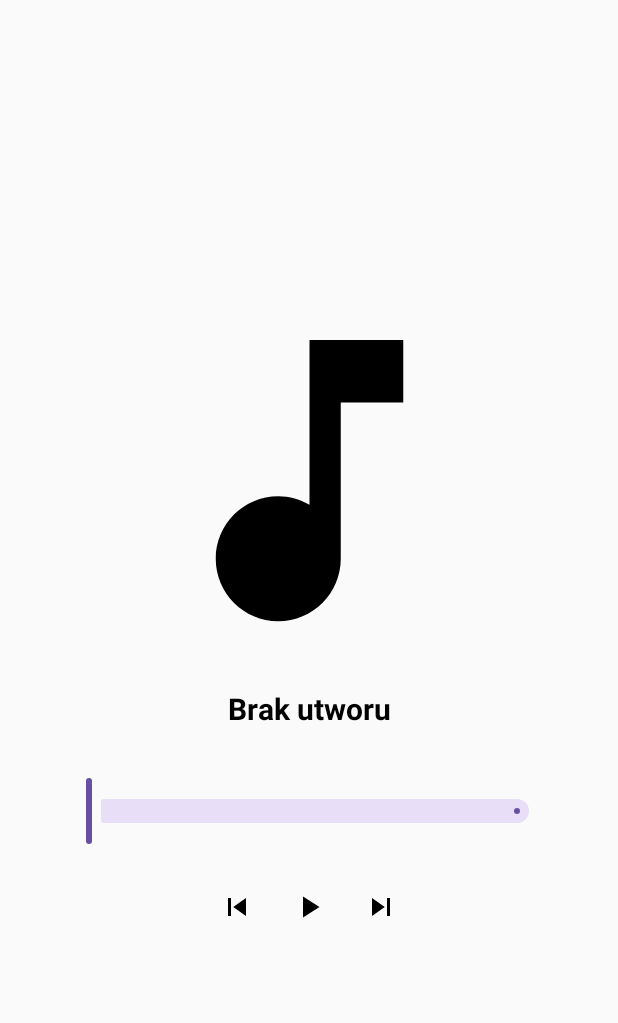
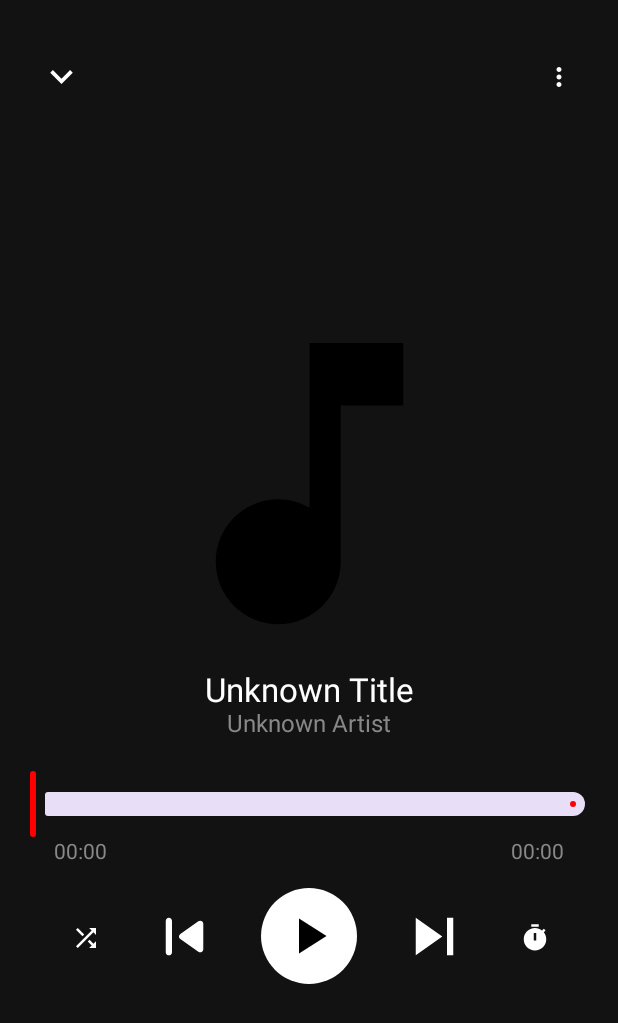
Before and after one commit to mitahezyf/MusicPlayer, an Android app built with Jetpack Compose: the PlayerScreen screen opened through its navigation route, on a phone screen of 412 x 824 dp. Shown: the top 1023 px of the screen. Run offline under Robolectric (Android 15) with nearby library versions, the phone set to English and light mode, and no system bars.

Commit message:
dodanie nazwy utworu do danych w aplikacji, w PlayerScreenw wyswietla sie tylko nazwa utworu nie nazwa calego pliku, dziala mieszanie, przeliczanie z ms na normalne minuty w formacie mm:ss

```diff
--- a/app/src/main/java/com/example/musicplayer/MusicFile.kt
+++ b/app/src/main/java/com/example/musicplayer/MusicFile.kt
@@ -3,7 +3,9 @@ package com.example.musicplayer
 data class MusicFile(
     val id: Long,
     val filePath: String,
+    val title: String,
     val fileName: String,
     val album: String?,
-    val artist: String?
+    val artist: String?,
+    val duration: Long
 )
--- a/app/src/main/java/com/example/musicplayer/MusicNavigation.kt
+++ b/app/src/main/java/com/example/musicplayer/MusicNavigation.kt
@@ -3,6 +3,8 @@ package com.example.musicplayer
 import androidx.compose.runtime.Composable
 import androidx.navigation.compose.NavHost
 import androidx.navigation.compose.composable
+import com.example.musicplayer.PlayerScreen
+
 
 
 @Composable
--- a/app/src/main/java/com/example/musicplayer/MusicScanner.kt
+++ b/app/src/main/java/com/example/musicplayer/MusicScanner.kt
@@ -9,6 +9,7 @@ import android.media.MediaMetadataRetriever
 
 class MusicScanner(private val context: Context) {
 
+    // Funkcja zwracająca listę plików muzycznych
     fun getMusicFiles(): List<MusicFile> {
         val musicFiles = mutableListOf<MusicFile>()
 
@@ -16,6 +17,7 @@ class MusicScanner(private val context: Context) {
         val projection = arrayOf(
             MediaStore.Audio.Media._ID,
             MediaStore.Audio.Media.DATA,
+            MediaStore.Audio.Media.TITLE,
             MediaStore.Audio.Media.DISPLAY_NAME,
             MediaStore.Audio.Media.ALBUM,
             MediaStore.Audio.Media.ARTIST
@@ -32,6 +34,7 @@ class MusicScanner(private val context: Context) {
         cursor?.use {
             val idColumn = it.getColumnIndexOrThrow(MediaStore.Audio.Media._ID)
             val dataColumn = it.getColumnIndexOrThrow(MediaStore.Audio.Media.DATA)
+            val titleColumn = it.getColumnIndexOrThrow(MediaStore.Audio.Media.TITLE)
             val nameColumn = it.getColumnIndexOrThrow(MediaStore.Audio.Media.DISPLAY_NAME)
             val albumColumn = it.getColumnIndexOrThrow(MediaStore.Audio.Media.ALBUM)
             val artistColumn = it.getColumnIndexOrThrow(MediaStore.Audio.Media.ARTIST)
@@ -39,18 +42,37 @@ class MusicScanner(private val context: Context) {
             while (it.moveToNext()) {
                 val id = it.getLong(idColumn)
                 val data = it.getString(dataColumn)
+                val title = it.getString(titleColumn)
                 val name = it.getString(nameColumn)
                 val album = it.getString(albumColumn)
                 val artist = it.getString(artistColumn)
 
-                // Utwórz obiekt MusicFile i dodaj go do listy.
-                val musicFile = MusicFile(id, data, name, album, artist)
+                // Uzyskiwanie czasu trwania utworu
+                val duration = getDuration(data)
+
+                // Tworzenie obiektu MusicFile z przekazaniem duration
+                val musicFile = MusicFile(id, data, title, name, album, artist, duration)
                 musicFiles.add(musicFile)
             }
         }
         return musicFiles
     }
 
+    // Funkcja pobierająca czas trwania utworu w milisekundach
+    private fun getDuration(filePath: String): Long {
+        val retriever = MediaMetadataRetriever()
+        return try {
+            retriever.setDataSource(filePath)
+            val time = retriever.extractMetadata(MediaMetadataRetriever.METADATA_KEY_DURATION)
+            time?.toLong() ?: 0L // Zwraca czas trwania w milisekundach
+        } catch (e: Exception) {
+            0L
+        } finally {
+            retriever.release()
+        }
+    }
+
+    // Funkcja pobierająca okładkę albumu z pliku muzycznego
     fun getAlbumArt(filePath: String): Bitmap? {
         val retriever = MediaMetadataRetriever()
         return try {
--- a/app/src/main/java/com/example/musicplayer/MusicViewModel.kt
+++ b/app/src/main/java/com/example/musicplayer/MusicViewModel.kt
@@ -40,14 +40,27 @@ class MusicViewModel(application: Application) : AndroidViewModel(application) {
     private val _isShuffling = MutableStateFlow(false)
     val isShuffling = _isShuffling.asStateFlow()
 
-    private val permissions = if (Build.VERSION.SDK_INT >= Build.VERSION_CODES.TIRAMISU) {
+    private val permissions =
         arrayOf(android.Manifest.permission.READ_MEDIA_AUDIO)
-    } else {
-        arrayOf(android.Manifest.permission.READ_EXTERNAL_STORAGE)
-    }
 
     private val _hasPermission = MutableStateFlow(checkPermissions())
     val hasPermission = _hasPermission.asStateFlow()
+
+    private val _timerDuration = MutableStateFlow(0L) // Czas w sekundach
+    val timerDuration = _timerDuration.asStateFlow()
+
+    private val _timerActive = MutableStateFlow(false)
+    val timerActive = _timerActive.asStateFlow()
+
+    private val _currentSongTitle = MutableStateFlow<String>("Unknown Title")
+    val currentSongTitle = _currentSongTitle.asStateFlow()
+
+    private val _currentArtist = MutableStateFlow<String>("Unknown Artist")
+    val currentArtist = _currentArtist.asStateFlow()
+
+    private val _currentDuration = MutableStateFlow<Long>(0)
+    val currentDuration = _currentDuration.asStateFlow()
+
 
     init {
         if (_hasPermission.value) {
@@ -62,6 +75,7 @@ class MusicViewModel(application: Application) : AndroidViewModel(application) {
             ContextCompat.checkSelfPermission(context, it) == PackageManager.PERMISSION_GRANTED
         }
     }
+
 
     fun loadMusicFiles() {
         viewModelScope.launch {
@@ -80,13 +94,19 @@ class MusicViewModel(application: Application) : AndroidViewModel(application) {
         _isPlaying.value = true
     }
 
-    fun playMusicAtIndex(index: Int) {
+    private fun playMusicAtIndex(index: Int) {
         if (index in _musicFiles.value.indices) {
             _currentIndex.value = index
             val file = _musicFiles.value[index]
-            _currentSong.value = file.fileName
-                // Pobranie okładki
+
+            // Ustawienie tytułu, wykonawcy i czasu trwania
+            _currentSongTitle.value = file.title.toString()
+            _currentArtist.value = file.artist ?: "Unknown Artist"
+            _currentDuration.value = file.duration
+
+            // Pobranie okładki
             _currentAlbumArt.value = musicScanner.getAlbumArt(file.filePath)
+
             musicPlayer.playMusic(file.filePath)
             _isPlaying.value = true
         }
@@ -133,12 +153,33 @@ class MusicViewModel(application: Application) : AndroidViewModel(application) {
         musicPlayer.setLooping(_isLooping.value)
     }
 
-    fun toggleShuffle() {
-        _isShuffling.value = !_isShuffling.value
-    }
 
     override fun onCleared() {
         super.onCleared()
         musicPlayer.releasePlayer()
     }
+    fun setTimer(durationInSeconds: Long) {
+        _timerDuration.value = durationInSeconds
+        _timerActive.value = true
+        startTimer()
+    }
+
+    // Funkcja, która odlicza czas
+    private fun startTimer() {
+        viewModelScope.launch {
+            delay(_timerDuration.value * 1000) // Czekaj przez określony czas
+            if (_timerActive.value) {
+                musicPlayer.pause() // Zatrzymaj odtwarzanie
+                _isPlaying.value = false
+            }
+        }
+    }
+    fun toggleShuffle() {
+        _isShuffling.value = !_isShuffling.value
+    }
+    fun updateProgress(progress: Float) {
+        _progress.value = progress // Assuming _progress is a mutable state or LiveData
+    }
+
+
 }
--- a/app/src/main/java/com/example/musicplayer/PlayerScreen.kt
+++ b/app/src/main/java/com/example/musicplayer/PlayerScreen.kt
@@ -1,43 +1,123 @@
-
-
 package com.example.musicplayer
 
+import androidx.compose.foundation.Image
+import androidx.compose.foundation.background
 import androidx.compose.foundation.layout.*
-import androidx.compose.foundation.shape.RoundedCornerShape
-
+import androidx.compose.foundation.shape.CircleShape
 import androidx.compose.material.icons.Icons
-import androidx.compose.material.icons.filled.*
+import androidx.compose.material.icons.filled.ExpandMore
+import androidx.compose.material.icons.filled.Pause
+import androidx.compose.material.icons.filled.PlayArrow
 import androidx.compose.material3.*
 import androidx.compose.runtime.*
 import androidx.compose.ui.Alignment
 import androidx.compose.ui.Modifier
-import androidx.compose.ui.draw.clip
-import androidx.compose.ui.graphics.asImageBitmap
-import androidx.compose.ui.text.font.FontWeight
+import androidx.compose.ui.graphics.Color
 import androidx.compose.ui.unit.dp
 import androidx.compose.ui.unit.sp
 
-import androidx.compose.foundation.Image
+
+import androidx.compose.material.icons.filled.Shuffle
+import androidx.compose.material.icons.filled.SkipNext
+import androidx.compose.material.icons.filled.Timer
+import androidx.compose.material.icons.rounded.MoreVert
+import androidx.compose.material.icons.rounded.SkipPrevious
+
+
+
+
+import androidx.compose.material.icons.filled.*
+
+import androidx.compose.ui.graphics.asImageBitmap
+
 
 @Composable
 fun PlayerScreen(viewModel: MusicViewModel) {
-    val currentSong by viewModel.currentSong.collectAsState()
+
+
+
+
+
     val albumArt by viewModel.currentAlbumArt.collectAsState()
+    val isShuffling by viewModel.isShuffling.collectAsState()
+    val timerActive by viewModel.timerActive.collectAsState()
+
+    val currentSongTitle by viewModel.currentSongTitle.collectAsState()
+    val currentArtist by viewModel.currentArtist.collectAsState()
+
     val progress by viewModel.progress.collectAsState()
     val isPlaying by viewModel.isPlaying.collectAsState()
 
+    fun formatTime(milliseconds: Long): String {
+        val minutes = (milliseconds / 1000) / 60
+        val seconds = (milliseconds / 1000) % 60
+        return String.format("%02d:%02d", minutes, seconds)
+    }
+
+    val currentDuration by viewModel.currentDuration.collectAsState()
+    val currentTime = formatTime((progress * currentDuration).toLong())
+    val totalTime = formatTime(currentDuration)
+
+
+
+
     Column(
-        modifier = Modifier.fillMaxSize(),
-        verticalArrangement = Arrangement.Center,
+        modifier = Modifier
+            .fillMaxSize()
+            .background(Color(0xFF121212))
+            .padding(20.dp),
+
         horizontalAlignment = Alignment.CenterHorizontally
     ) {
+
+        Row(
+            modifier = Modifier
+                .fillMaxWidth()
+                .padding(top = 15.dp, start = 5.dp, end = 5.dp),
+            horizontalArrangement = Arrangement.SpaceBetween,
+            verticalAlignment = Alignment.CenterVertically
+        ) {
+            // Minimalizacja
+            IconButton(
+                onClick = { /* TODO: Obsługa minimalizacji*/ },
+                modifier = Modifier
+                    .size(30.dp)
+            ) {
+                Icon(
+                    imageVector = Icons.Default.ExpandMore, // Strzałka w dół
+                    contentDescription = "Minimize Player",
+                    tint = Color.White,
+                    modifier = Modifier.size(30.dp)
+                )
+            }
+
+            Spacer(modifier = Modifier.weight(1f))
+            //Opcje
+            IconButton(
+                onClick = { /* TODO: Obsługa opcji */ },
+                modifier = Modifier
+                    .size(30.dp)
+            ) {
+                Icon(
+                    imageVector = Icons.Rounded.MoreVert,
+                    contentDescription = "Opcje",
+                    tint = Color.White,
+                    modifier = Modifier.size(20.dp)
+                )
+            }
+        }
+
+        Spacer(modifier = Modifier.weight(1f))
+
+        //Okładka albumu
         albumArt?.let {
         Image(
             bitmap = it.asImageBitmap(),
             contentDescription = "Album Art",
             modifier = Modifier
-                    .size(250.dp)
-                    .clip(RoundedCornerShape(16.dp))
+                .size(450.dp)
+                .aspectRatio(1f)
+                .padding(16.dp)
         )
         } ?: Icon(
             imageVector = Icons.Default.MusicNote,
@@ -45,36 +125,116 @@ fun PlayerScreen(viewModel: MusicViewModel) {
             modifier = Modifier.size(250.dp)
         )
 
-        Text(
-            text = currentSong ?: "Brak utworu",
-            fontSize = 20.sp,
-            fontWeight = FontWeight.Bold,
-            modifier = Modifier.padding(16.dp)
-        )
+        //Tytuł i wykonawca
+        Text(text = currentSongTitle, fontSize = 22.sp, color = Color.White)
+        Text(text = currentArtist, fontSize = 16.sp, color = Color.Gray)
 
+        Spacer(modifier = Modifier.height(20.dp))
+
+        //Pasek postępu
         Slider(
             value = progress,
-            onValueChange = {},
+            onValueChange = { viewModel.updateProgress(it) },
+            modifier = Modifier.fillMaxWidth(),
+            colors = SliderDefaults.colors(
+                thumbColor = Color.Red,
+                activeTrackColor = Color.Red
+            )
+        )
+        Row(
             modifier = Modifier
-                .fillMaxWidth(0.8f)
-                .padding(16.dp)
-        )
-
-        Row {
-            IconButton(onClick = { viewModel.skipToPrevious() }) {
-                Icon(imageVector = Icons.Default.SkipPrevious, contentDescription = "Poprzedni")
+                .fillMaxWidth()
+                .padding(start = 16.dp, end = 16.dp),
+            horizontalArrangement = Arrangement.SpaceBetween
+        ) {
+            Text(text = "$currentTime", color = Color.Gray)
+            Text(text = "$totalTime", color = Color.Gray)
         }
 
-            IconButton(onClick = { viewModel.togglePlayPause() }) {
+        //Przyciski sterowania
+        Row(
+            modifier = Modifier
+                .fillMaxWidth()
+                .padding(vertical = 16.dp),
+            horizontalArrangement = Arrangement.SpaceEvenly,
+            verticalAlignment = Alignment.CenterVertically
+        ) {
+            //Mieszanie
+            IconButton(
+                onClick = { viewModel.toggleShuffle() },
+                modifier = Modifier.size(30.dp)
+            ) {
                 Icon(
-                    imageVector = if (isPlaying) Icons.Default.Pause else Icons.Default.PlayArrow,
-                    contentDescription = "Odtwarzanie"
+                    imageVector = if (isShuffling) Icons.Default.ShuffleOn else Icons.Default.Shuffle,
+                    contentDescription = "Mieszaj",
+                    tint = Color.White,
+                    modifier = Modifier.size(20.dp)
                 )
             }
 
-            IconButton(onClick = { viewModel.skipToNext() }) {
-                Icon(imageVector = Icons.Default.SkipNext, contentDescription = "Następny")
+            //PRZEWIJANIE WSTECZ
+            IconButton(
+                onClick = { viewModel.skipToPrevious() },
+                modifier = Modifier.size(60.dp)
+            ) {
+                Icon(
+                    imageVector = Icons.Rounded.SkipPrevious,
+                    contentDescription = "Poprzedni utwór",
+                    tint = Color.White,
+                    modifier = Modifier.size(50.dp)
+                )
+            }
+
+            //PLAY / PAUSE
+            IconButton(
+                onClick = { viewModel.togglePlayPause() },
+                modifier = Modifier
+                    .size(64.dp)
+                    .background(Color.White, CircleShape)
+            ) {
+                Icon(
+                    imageVector = if (isPlaying) Icons.Default.Pause else Icons.Default.PlayArrow,
+                    contentDescription = "Play/Pause",
+                    tint = Color.Black,
+                    modifier = Modifier.size(40.dp)
+                )
+            }
+
+            //PRZEWIJANIE DO PRZODU
+            IconButton(
+                onClick = { viewModel.skipToNext() },
+                modifier = Modifier.size(60.dp)
+            ) {
+                Icon(
+                    imageVector = Icons.Default.SkipNext,
+                    contentDescription = "Następny utwór",
+                    tint = Color.White,
+                    modifier = Modifier.size(50.dp)
+                )
+            }
+            //Wyłącznik czasowy
+            IconButton(
+                onClick = { viewModel.setTimer(300) },
+                modifier = Modifier.size(30.dp)
+            ) {
+                Icon(
+                    imageVector = Icons.Default.Timer,
+                    contentDescription = "Timer",
+                    tint = Color.White,
+                    modifier = Modifier.size(20.dp)
+                )
             }
         }
+
+        // Timer Active Status
+        if (timerActive) {
+            Text(
+                text = "Timer is active. Playback will stop when time is up.",
+                fontSize = 14.sp,
+                color = Color.Gray,
+                modifier = Modifier.padding(16.dp)
+            )
+        }
+        Spacer(modifier = Modifier.weight(1f))
     }
 }
```
Lines whose indentation alone changed are shown as unchanged.
